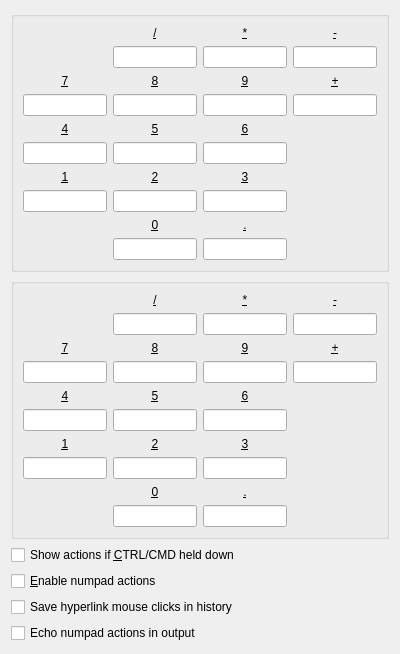
Qt form smushclient-qt/cpp/ui/prefs/numpad.ui (jnbooth/smushclient) before a commit.
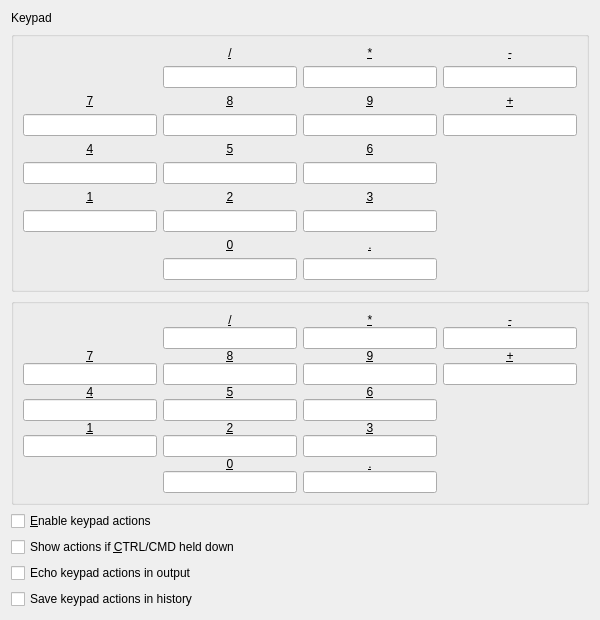
The same form after that commit.

Patch:
```diff
--- a/smushclient-qt/cpp/ui/prefs/numpad.ui
+++ b/smushclient-qt/cpp/ui/prefs/numpad.ui
@@ -6,8 +6,8 @@
    <rect>
     <x>0</x>
     <y>0</y>
-    <width>400</width>
-    <height>500</height>
+    <width>600</width>
+    <height>600</height>
    </rect>
   </property>
   <property name="windowTitle">
@@ -15,361 +15,10 @@
   </property>
   <layout class="QVBoxLayout" name="verticalLayout">
    <item>
-    <widget class="QGroupBox" name="NumpadGroup">
-     <layout class="QGridLayout" name="gridLayout_1">
-      <item row="1" column="2">
-       <widget class="QLineEdit" name="NumpadAsterisk">
-        <property name="alignment">
-         <set>Qt::AlignmentFlag::AlignCenter</set>
-        </property>
-       </widget>
-      </item>
-      <item row="9" column="1">
-       <widget class="QLabel" name="Numpad2_label">
-        <property name="text">
-         <string>&amp;2</string>
-        </property>
-        <property name="alignment">
-         <set>Qt::AlignmentFlag::AlignCenter</set>
-        </property>
-        <property name="buddy">
-         <cstring>Numpad2</cstring>
-        </property>
-       </widget>
-      </item>
-      <item row="1" column="1">
-       <widget class="QLineEdit" name="NumpadSlash">
-        <property name="alignment">
-         <set>Qt::AlignmentFlag::AlignCenter</set>
-        </property>
-       </widget>
-      </item>
-      <item row="3" column="2">
-       <widget class="QLabel" name="Numpad9_label">
-        <property name="text">
-         <string>&amp;9</string>
-        </property>
-        <property name="alignment">
-         <set>Qt::AlignmentFlag::AlignCenter</set>
-        </property>
-        <property name="buddy">
-         <cstring>Numpad9</cstring>
-        </property>
-       </widget>
-      </item>
-      <item row="5" column="1">
-       <spacer name="verticalSpacer_3">
-        <property name="orientation">
-         <enum>Qt::Orientation::Vertical</enum>
-        </property>
-        <property name="sizeHint" stdset="0">
-         <size>
-          <width>20</width>
-          <height>10</height>
-         </size>
-        </property>
-       </spacer>
-      </item>
-      <item row="6" column="0">
-       <widget class="QLabel" name="Numpad4_label">
-        <property name="text">
-         <string>&amp;4</string>
-        </property>
-        <property name="alignment">
-         <set>Qt::AlignmentFlag::AlignCenter</set>
-        </property>
-        <property name="buddy">
-         <cstring>Numpad4</cstring>
-        </property>
-       </widget>
-      </item>
-      <item row="10" column="2">
-       <widget class="QLineEdit" name="Numpad3">
-        <property name="alignment">
-         <set>Qt::AlignmentFlag::AlignCenter</set>
-        </property>
-       </widget>
-      </item>
-      <item row="12" column="2">
-       <widget class="QLabel" name="NumpadPeriod_label">
-        <property name="text">
-         <string>&amp;.</string>
-        </property>
-        <property name="alignment">
-         <set>Qt::AlignmentFlag::AlignCenter</set>
-        </property>
-        <property name="buddy">
-         <cstring>NumpadPeriod</cstring>
-        </property>
-       </widget>
-      </item>
-      <item row="7" column="2">
-       <widget class="QLineEdit" name="Numpad6">
-        <property name="alignment">
-         <set>Qt::AlignmentFlag::AlignCenter</set>
-        </property>
-       </widget>
-      </item>
-      <item row="4" column="2">
-       <widget class="QLineEdit" name="Numpad9">
-        <property name="alignment">
-         <set>Qt::AlignmentFlag::AlignCenter</set>
-        </property>
-       </widget>
-      </item>
-      <item row="6" column="2">
-       <widget class="QLabel" name="Numpad6_label">
-        <property name="text">
-         <string>&amp;6</string>
-        </property>
-        <property name="alignment">
-         <set>Qt::AlignmentFlag::AlignCenter</set>
-        </property>
-        <property name="buddy">
-         <cstring>Numpad6</cstring>
-        </property>
-       </widget>
-      </item>
-      <item row="2" column="1">
-       <spacer name="verticalSpacer_2">
-        <property name="orientation">
-         <enum>Qt::Orientation::Vertical</enum>
-        </property>
-        <property name="sizeHint" stdset="0">
-         <size>
-          <width>20</width>
-          <height>10</height>
-         </size>
-        </property>
-       </spacer>
-      </item>
-      <item row="8" column="1">
-       <spacer name="verticalSpacer_4">
-        <property name="orientation">
-         <enum>Qt::Orientation::Vertical</enum>
-        </property>
-        <property name="sizeHint" stdset="0">
-         <size>
-          <width>20</width>
-          <height>10</height>
-         </size>
-        </property>
-       </spacer>
-      </item>
-      <item row="4" column="1">
-       <widget class="QLineEdit" name="Numpad8">
-        <property name="alignment">
-         <set>Qt::AlignmentFlag::AlignCenter</set>
-        </property>
-       </widget>
-      </item>
-      <item row="4" column="0">
-       <widget class="QLineEdit" name="Numpad7">
-        <property name="alignment">
-         <set>Qt::AlignmentFlag::AlignCenter</set>
-        </property>
-       </widget>
-      </item>
-      <item row="10" column="0">
-       <widget class="QLineEdit" name="Numpad1">
-        <property name="alignment">
-         <set>Qt::AlignmentFlag::AlignCenter</set>
-        </property>
-       </widget>
-      </item>
-      <item row="9" column="0">
-       <widget class="QLabel" name="Numpad1_label">
-        <property name="text">
-         <string>&amp;1</string>
-        </property>
-        <property name="alignment">
-         <set>Qt::AlignmentFlag::AlignCenter</set>
-        </property>
-        <property name="buddy">
-         <cstring>Numpad1</cstring>
-        </property>
-       </widget>
-      </item>
-      <item row="12" column="1">
-       <widget class="QLabel" name="Numpad0_label">
-        <property name="text">
-         <string>&amp;0</string>
-        </property>
-        <property name="alignment">
-         <set>Qt::AlignmentFlag::AlignCenter</set>
-        </property>
-        <property name="buddy">
-         <cstring>Numpad0</cstring>
-        </property>
-       </widget>
-      </item>
-      <item row="0" column="2">
-       <widget class="QLabel" name="NumpadAsterisk_label">
-        <property name="text">
-         <string>&amp;*</string>
-        </property>
-        <property name="alignment">
-         <set>Qt::AlignmentFlag::AlignCenter</set>
-        </property>
-        <property name="buddy">
-         <cstring>NumpadAsterisk</cstring>
-        </property>
-       </widget>
-      </item>
-      <item row="6" column="1">
-       <widget class="QLabel" name="Numpad5_label">
-        <property name="text">
-         <string>&amp;5</string>
-        </property>
-        <property name="alignment">
-         <set>Qt::AlignmentFlag::AlignCenter</set>
-        </property>
-        <property name="buddy">
-         <cstring>Numpad5</cstring>
-        </property>
-       </widget>
-      </item>
-      <item row="3" column="3">
-       <widget class="QLabel" name="NumpadPlus_label">
-        <property name="text">
-         <string>&amp;+</string>
-        </property>
-        <property name="alignment">
-         <set>Qt::AlignmentFlag::AlignCenter</set>
-        </property>
-        <property name="buddy">
-         <cstring>NumpadPlus</cstring>
-        </property>
-       </widget>
-      </item>
-      <item row="3" column="0">
-       <widget class="QLabel" name="Numpad7_label">
-        <property name="text">
-         <string>&amp;7</string>
-        </property>
-        <property name="alignment">
-         <set>Qt::AlignmentFlag::AlignCenter</set>
-        </property>
-        <property name="buddy">
-         <cstring>Numpad7</cstring>
-        </property>
-       </widget>
-      </item>
-      <item row="9" column="2">
-       <widget class="QLabel" name="Numpad3_label">
-        <property name="text">
-         <string>&amp;3</string>
-        </property>
-        <property name="alignment">
-         <set>Qt::AlignmentFlag::AlignCenter</set>
-        </property>
-        <property name="buddy">
-         <cstring>Numpad3</cstring>
-        </property>
-       </widget>
-      </item>
-      <item row="4" column="3">
-       <widget class="QLineEdit" name="NumpadPlus">
-        <property name="alignment">
-         <set>Qt::AlignmentFlag::AlignCenter</set>
-        </property>
-       </widget>
-      </item>
-      <item row="7" column="1">
-       <widget class="QLineEdit" name="Numpad5">
-        <property name="alignment">
-         <set>Qt::AlignmentFlag::AlignCenter</set>
-        </property>
-       </widget>
-      </item>
-      <item row="13" column="1">
-       <widget class="QLineEdit" name="Numpad0">
-        <property name="alignment">
-         <set>Qt::AlignmentFlag::AlignCenter</set>
-        </property>
-       </widget>
-      </item>
-      <item row="0" column="1">
-       <widget class="QLabel" name="NumpadSlash_label">
-        <property name="text">
-         <string>&amp;/</string>
-        </property>
-        <property name="alignment">
-         <set>Qt::AlignmentFlag::AlignCenter</set>
-        </property>
-        <property name="buddy">
-         <cstring>NumpadSlash</cstring>
-        </property>
-       </widget>
-      </item>
-      <item row="0" column="3">
-       <widget class="QLabel" name="NumpadMinus_label">
-        <property name="text">
-         <string>&amp;-</string>
-        </property>
-        <property name="alignment">
-         <set>Qt::AlignmentFlag::AlignCenter</set>
-        </property>
-        <property name="buddy">
-         <cstring>NumpadMinus</cstring>
-        </property>
-       </widget>
-      </item>
-      <item row="3" column="1">
-       <widget class="QLabel" name="Numpad8_label">
-        <property name="text">
-         <string>&amp;8</string>
-        </property>
-        <property name="alignment">
-         <set>Qt::AlignmentFlag::AlignCenter</set>
-        </property>
-        <property name="buddy">
-         <cstring>Numpad8</cstring>
-        </property>
-       </widget>
-      </item>
-      <item row="10" column="1">
-       <widget class="QLineEdit" name="Numpad2">
-        <property name="alignment">
-         <set>Qt::AlignmentFlag::AlignCenter</set>
-        </property>
-       </widget>
-      </item>
-      <item row="13" column="2">
-       <widget class="QLineEdit" name="NumpadPeriod">
-        <property name="alignment">
-         <set>Qt::AlignmentFlag::AlignCenter</set>
-        </property>
-       </widget>
-      </item>
-      <item row="7" column="0">
-       <widget class="QLineEdit" name="Numpad4">
-        <property name="alignment">
-         <set>Qt::AlignmentFlag::AlignCenter</set>
-        </property>
-       </widget>
-      </item>
-      <item row="1" column="3">
-       <widget class="QLineEdit" name="NumpadMinus">
-        <property name="alignment">
-         <set>Qt::AlignmentFlag::AlignCenter</set>
-        </property>
-       </widget>
-      </item>
-      <item row="11" column="1">
-       <spacer name="verticalSpacer_5">
-        <property name="orientation">
-         <enum>Qt::Orientation::Vertical</enum>
-        </property>
-        <property name="sizeHint" stdset="0">
-         <size>
-          <width>20</width>
-          <height>10</height>
-         </size>
-        </property>
-       </spacer>
-      </item>
-     </layout>
+    <widget class="QLabel" name="label_title">
+     <property name="text">
+      <string>Keypad</string>
+     </property>
     </widget>
    </item>
    <item>
@@ -736,6 +385,377 @@
      </layout>
     </widget>
    </item>
+   <item>
+    <widget class="QGroupBox" name="NumpadGroup">
+     <layout class="QGridLayout" name="gridLayout_1">
+      <property name="horizontalSpacing">
+       <number>-1</number>
+      </property>
+      <property name="verticalSpacing">
+       <number>0</number>
+      </property>
+      <item row="4" column="2">
+       <widget class="QLineEdit" name="Numpad9">
+        <property name="alignment">
+         <set>Qt::AlignmentFlag::AlignCenter</set>
+        </property>
+       </widget>
+      </item>
+      <item row="8" column="1">
+       <spacer name="verticalSpacer_4">
+        <property name="orientation">
+         <enum>Qt::Orientation::Vertical</enum>
+        </property>
+        <property name="sizeHint" stdset="0">
+         <size>
+          <width>20</width>
+          <height>20</height>
+         </size>
+        </property>
+       </spacer>
+      </item>
+      <item row="6" column="1">
+       <widget class="QLabel" name="Numpad5_label">
+        <property name="text">
+         <string>&amp;5</string>
+        </property>
+        <property name="alignment">
+         <set>Qt::AlignmentFlag::AlignCenter</set>
+        </property>
+        <property name="buddy">
+         <cstring>Numpad5</cstring>
+        </property>
+       </widget>
+      </item>
+      <item row="9" column="2">
+       <widget class="QLabel" name="Numpad3_label">
+        <property name="text">
+         <string>&amp;3</string>
+        </property>
+        <property name="alignment">
+         <set>Qt::AlignmentFlag::AlignCenter</set>
+        </property>
+        <property name="buddy">
+         <cstring>Numpad3</cstring>
+        </property>
+       </widget>
+      </item>
+      <item row="10" column="0">
+       <widget class="QLineEdit" name="Numpad1">
+        <property name="alignment">
+         <set>Qt::AlignmentFlag::AlignCenter</set>
+        </property>
+       </widget>
+      </item>
+      <item row="0" column="1">
+       <widget class="QLabel" name="NumpadSlash_label">
+        <property name="text">
+         <string>&amp;/</string>
+        </property>
+        <property name="alignment">
+         <set>Qt::AlignmentFlag::AlignCenter</set>
+        </property>
+        <property name="buddy">
+         <cstring>NumpadSlash</cstring>
+        </property>
+       </widget>
+      </item>
+      <item row="7" column="2">
+       <widget class="QLineEdit" name="Numpad6">
+        <property name="alignment">
+         <set>Qt::AlignmentFlag::AlignCenter</set>
+        </property>
+       </widget>
+      </item>
+      <item row="12" column="1">
+       <widget class="QLabel" name="Numpad0_label">
+        <property name="text">
+         <string>&amp;0</string>
+        </property>
+        <property name="alignment">
+         <set>Qt::AlignmentFlag::AlignCenter</set>
+        </property>
+        <property name="buddy">
+         <cstring>Numpad0</cstring>
+        </property>
+       </widget>
+      </item>
+      <item row="7" column="0">
+       <widget class="QLineEdit" name="Numpad4">
+        <property name="alignment">
+         <set>Qt::AlignmentFlag::AlignCenter</set>
+        </property>
+       </widget>
+      </item>
+      <item row="9" column="0">
+       <widget class="QLabel" name="Numpad1_label">
+        <property name="text">
+         <string>&amp;1</string>
+        </property>
+        <property name="alignment">
+         <set>Qt::AlignmentFlag::AlignCenter</set>
+        </property>
+        <property name="buddy">
+         <cstring>Numpad1</cstring>
+        </property>
+       </widget>
+      </item>
+      <item row="6" column="0">
+       <widget class="QLabel" name="Numpad4_label">
+        <property name="text">
+         <string>&amp;4</string>
+        </property>
+        <property name="alignment">
+         <set>Qt::AlignmentFlag::AlignCenter</set>
+        </property>
+        <property name="buddy">
+         <cstring>Numpad4</cstring>
+        </property>
+       </widget>
+      </item>
+      <item row="4" column="0">
+       <widget class="QLineEdit" name="Numpad7">
+        <property name="alignment">
+         <set>Qt::AlignmentFlag::AlignCenter</set>
+        </property>
+       </widget>
+      </item>
+      <item row="4" column="1">
+       <widget class="QLineEdit" name="Numpad8">
+        <property name="alignment">
+         <set>Qt::AlignmentFlag::AlignCenter</set>
+        </property>
+       </widget>
+      </item>
+      <item row="11" column="1">
+       <spacer name="verticalSpacer_5">
+        <property name="orientation">
+         <enum>Qt::Orientation::Vertical</enum>
+        </property>
+        <property name="sizeHint" stdset="0">
+         <size>
+          <width>20</width>
+          <height>20</height>
+         </size>
+        </property>
+       </spacer>
+      </item>
+      <item row="0" column="3">
+       <widget class="QLabel" name="NumpadMinus_label">
+        <property name="text">
+         <string>&amp;-</string>
+        </property>
+        <property name="alignment">
+         <set>Qt::AlignmentFlag::AlignCenter</set>
+        </property>
+        <property name="buddy">
+         <cstring>NumpadMinus</cstring>
+        </property>
+       </widget>
+      </item>
+      <item row="1" column="3">
+       <widget class="QLineEdit" name="NumpadMinus">
+        <property name="alignment">
+         <set>Qt::AlignmentFlag::AlignCenter</set>
+        </property>
+       </widget>
+      </item>
+      <item row="4" column="3">
+       <widget class="QLineEdit" name="NumpadPlus">
+        <property name="alignment">
+         <set>Qt::AlignmentFlag::AlignCenter</set>
+        </property>
+       </widget>
+      </item>
+      <item row="12" column="2">
+       <widget class="QLabel" name="NumpadPeriod_label">
+        <property name="text">
+         <string>&amp;.</string>
+        </property>
+        <property name="alignment">
+         <set>Qt::AlignmentFlag::AlignCenter</set>
+        </property>
+        <property name="buddy">
+         <cstring>NumpadPeriod</cstring>
+        </property>
+       </widget>
+      </item>
+      <item row="3" column="1">
+       <widget class="QLabel" name="Numpad8_label">
+        <property name="text">
+         <string>&amp;8</string>
+        </property>
+        <property name="alignment">
+         <set>Qt::AlignmentFlag::AlignCenter</set>
+        </property>
+        <property name="buddy">
+         <cstring>Numpad8</cstring>
+        </property>
+       </widget>
+      </item>
+      <item row="0" column="2">
+       <widget class="QLabel" name="NumpadAsterisk_label">
+        <property name="text">
+         <string>&amp;*</string>
+        </property>
+        <property name="alignment">
+         <set>Qt::AlignmentFlag::AlignCenter</set>
+        </property>
+        <property name="buddy">
+         <cstring>NumpadAsterisk</cstring>
+        </property>
+       </widget>
+      </item>
+      <item row="13" column="1">
+       <widget class="QLineEdit" name="Numpad0">
+        <property name="alignment">
+         <set>Qt::AlignmentFlag::AlignCenter</set>
+        </property>
+       </widget>
+      </item>
+      <item row="13" column="2">
+       <widget class="QLineEdit" name="NumpadPeriod">
+        <property name="alignment">
+         <set>Qt::AlignmentFlag::AlignCenter</set>
+        </property>
+       </widget>
+      </item>
+      <item row="1" column="2">
+       <widget class="QLineEdit" name="NumpadAsterisk">
+        <property name="alignment">
+         <set>Qt::AlignmentFlag::AlignCenter</set>
+        </property>
+       </widget>
+      </item>
+      <item row="3" column="2">
+       <widget class="QLabel" name="Numpad9_label">
+        <property name="text">
+         <string>&amp;9</string>
+        </property>
+        <property name="alignment">
+         <set>Qt::AlignmentFlag::AlignCenter</set>
+        </property>
+        <property name="buddy">
+         <cstring>Numpad9</cstring>
+        </property>
+       </widget>
+      </item>
+      <item row="3" column="0">
+       <widget class="QLabel" name="Numpad7_label">
+        <property name="text">
+         <string>&amp;7</string>
+        </property>
+        <property name="alignment">
+         <set>Qt::AlignmentFlag::AlignCenter</set>
+        </property>
+        <property name="buddy">
+         <cstring>Numpad7</cstring>
+        </property>
+       </widget>
+      </item>
+      <item row="1" column="1">
+       <widget class="QLineEdit" name="NumpadSlash">
+        <property name="alignment">
+         <set>Qt::AlignmentFlag::AlignCenter</set>
+        </property>
+       </widget>
+      </item>
+      <item row="6" column="2">
+       <widget class="QLabel" name="Numpad6_label">
+        <property name="text">
+         <string>&amp;6</string>
+        </property>
+        <property name="alignment">
+         <set>Qt::AlignmentFlag::AlignCenter</set>
+        </property>
+        <property name="buddy">
+         <cstring>Numpad6</cstring>
+        </property>
+       </widget>
+      </item>
+      <item row="10" column="2">
+       <widget class="QLineEdit" name="Numpad3">
+        <property name="alignment">
+         <set>Qt::AlignmentFlag::AlignCenter</set>
+        </property>
+       </widget>
+      </item>
+      <item row="3" column="3">
+       <widget class="QLabel" name="NumpadPlus_label">
+        <property name="text">
+         <string>&amp;+</string>
+        </property>
+        <property name="alignment">
+         <set>Qt::AlignmentFlag::AlignCenter</set>
+        </property>
+        <property name="buddy">
+         <cstring>NumpadPlus</cstring>
+        </property>
+       </widget>
+      </item>
+      <item row="2" column="1">
+       <spacer name="verticalSpacer_2">
+        <property name="orientation">
+         <enum>Qt::Orientation::Vertical</enum>
+        </property>
+        <property name="sizeHint" stdset="0">
+         <size>
+          <width>20</width>
+          <height>20</height>
+         </size>
+        </property>
+       </spacer>
+      </item>
+      <item row="5" column="1">
+       <spacer name="verticalSpacer_3">
+        <property name="orientation">
+         <enum>Qt::Orientation::Vertical</enum>
+        </property>
+        <property name="sizeHint" stdset="0">
+         <size>
+          <width>20</width>
+          <height>20</height>
+         </size>
+        </property>
+       </spacer>
+      </item>
+      <item row="7" column="1">
+       <widget class="QLineEdit" name="Numpad5">
+        <property name="alignment">
+         <set>Qt::AlignmentFlag::AlignCenter</set>
+        </property>
+       </widget>
+      </item>
+      <item row="9" column="1">
+       <widget class="QLabel" name="Numpad2_label">
+        <property name="text">
+         <string>&amp;2</string>
+        </property>
+        <property name="alignment">
+         <set>Qt::AlignmentFlag::AlignCenter</set>
+        </property>
+        <property name="buddy">
+         <cstring>Numpad2</cstring>
+        </property>
+       </widget>
+      </item>
+      <item row="10" column="1">
+       <widget class="QLineEdit" name="Numpad2">
+        <property name="alignment">
+         <set>Qt::AlignmentFlag::AlignCenter</set>
+        </property>
+       </widget>
+      </item>
+     </layout>
+    </widget>
+   </item>
+   <item>
+    <widget class="QCheckBox" name="NumpadEnable">
+     <property name="text">
+      <string>&amp;Enable keypad actions</string>
+     </property>
+    </widget>
+   </item>
    <item>
     <widget class="QCheckBox" name="show_mod">
      <property name="text">
@@ -743,24 +763,17 @@
      </property>
     </widget>
    </item>
-   <item>
-    <widget class="QCheckBox" name="NumpadEnable">
-     <property name="text">
-      <string>&amp;Enable numpad actions</string>
-     </property>
-    </widget>
-   </item>
-   <item>
-    <widget class="QCheckBox" name="HotkeyAddsToCommandHistory">
-     <property name="text">
-      <string>Save hyperlink mouse clicks in history</string>
-     </property>
-    </widget>
-   </item>
    <item>
     <widget class="QCheckBox" name="EchoHotkeyInOutputWindow">
      <property name="text">
-      <string>Echo numpad actions in output</string>
+      <string>Echo keypad actions in output</string>
+     </property>
+    </widget>
+   </item>
+   <item>
+    <widget class="QCheckBox" name="HotkeyAddsToCommandHistory">
+     <property name="text">
+      <string>Save keypad actions in history</string>
      </property>
     </widget>
    </item>
```
